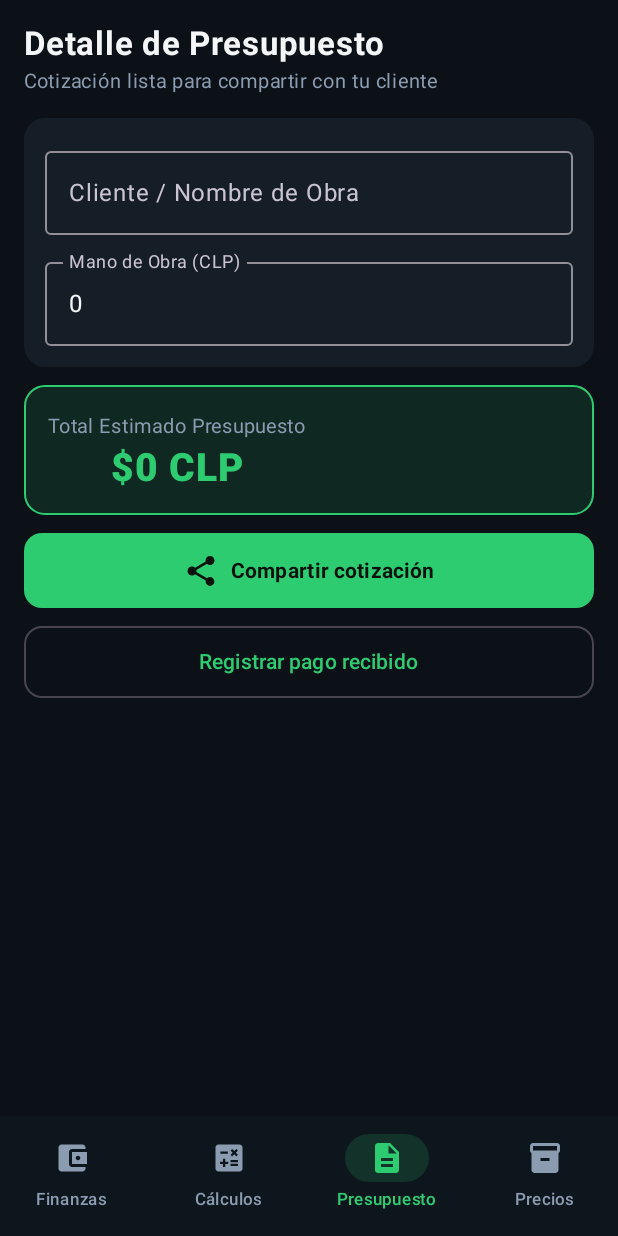
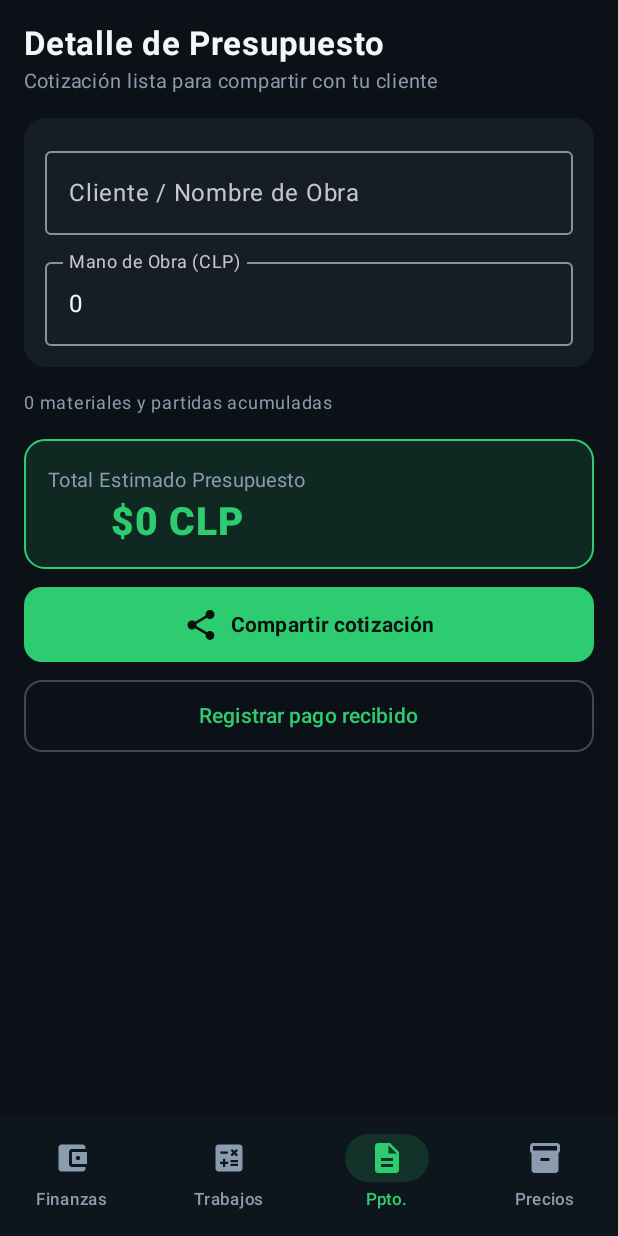
Before and after one commit to rarce-75-AI/CalculadoraPro, an Android app built with Jetpack Compose: the screen it shows after launch (MainActivity), item 3 of the bottom bar chosen, on a phone screen of 412 x 824 dp. Run offline under Robolectric (Android 15) with nearby library versions, the phone set to English and light mode, and no system bars.

Commit message:
Integrar trabajos flexibles, catálogo ampliable y presupuesto acumulativo persistente

```diff
--- a/app/src/main/java/cl/rarce/calculadorapro/MainActivity.kt
+++ b/app/src/main/java/cl/rarce/calculadorapro/MainActivity.kt
@@ -105,7 +105,18 @@ fun CalculadoraProApp() {
             }
         }
     } }
-    val itemsPresupuesto = remember { mutableStateListOf<MaterialItem>() }
+    val itemsPresupuesto = remember {
+        mutableStateListOf<MaterialItem>().also { lista ->
+            runCatching {
+                val data = JSONArray(prefs.getString("presupuesto_items", "[]"))
+                for (i in 0 until data.length()) {
+                    val x = data.getJSONObject(i)
+                    lista.add(MaterialItem(x.getString("nombre"), x.getString("cantidad"),
+                        x.getInt("precio"), x.getInt("total")))
+                }
+            }
+        }
+    }
     var nombreCliente by remember { mutableStateOf(prefs.getString("cliente", "") ?: "") }
     var manoDeObra by remember { mutableStateOf(prefs.getString("manoDeObra", "0") ?: "0") }
 
@@ -125,11 +136,60 @@ fun CalculadoraProApp() {
         ).apply {
             runCatching {
                 val saved = JSONObject(prefs.getString("precios", "{}"))
-                keys.toList().forEach { key ->
-                    if (saved.has(key)) this[key] = saved.getInt(key)
+                saved.keys().forEach { key ->
+                    this[key] = saved.optInt(key, 0)
                 }
             }
         }
+    }
+
+    val categoriasPrecios = remember {
+        mutableStateMapOf<String, String>().apply {
+            val saved = runCatching { JSONObject(prefs.getString("categorias_precios", "{}")) }.getOrDefault(JSONObject())
+            preciosBase.keys.forEach { key ->
+                this[key] = saved.optString(key, when {
+                    key.contains("Cerámica", true) || key.contains("Bekrón", true) ||
+                        key.contains("Fragüe", true) -> "Cerámicas y pisos"
+                    key.contains("Cemento", true) || key.contains("Ladrillo", true) -> "Hormigón y áridos"
+                    key.contains("Volcanita", true) || key.contains("Metalcon", true) -> "Tabiquería"
+                    key.contains("Zinc", true) || key.contains("Costanera", true) -> "Techumbres"
+                    else -> "Otros"
+                })
+            }
+        }
+    }
+    val unidadesPrecios = remember {
+        mutableStateMapOf<String, String>().apply {
+            val saved = runCatching { JSONObject(prefs.getString("unidades_precios", "{}")) }.getOrDefault(JSONObject())
+            preciosBase.keys.forEach { key ->
+                this[key] = saved.optString(key, when {
+                    key.contains("m²") -> "m²"
+                    key.contains("saco", true) -> "saco"
+                    key.contains("bolsa", true) -> "bolsa"
+                    key.contains("tira", true) -> "tira"
+                    else -> "unidad"
+                })
+            }
+        }
+    }
+    // Presupuesto local persistente: una partida nueva nunca reemplaza las anteriores.
+    LaunchedEffect(preciosBase.toMap(), categoriasPrecios.toMap(), unidadesPrecios.toMap()) {
+        val categoriasJson = JSONObject()
+        categoriasPrecios.forEach { (key, value) -> categoriasJson.put(key, value) }
+        val unidadesJson = JSONObject()
+        unidadesPrecios.forEach { (key, value) -> unidadesJson.put(key, value) }
+        prefs.edit().putString("categorias_precios", categoriasJson.toString())
+            .putString("unidades_precios", unidadesJson.toString()).apply()
+    }
+    LaunchedEffect(itemsPresupuesto.toList()) {
+        val data = JSONArray()
+        itemsPresupuesto.forEach { item ->
+            data.put(JSONObject().apply {
+                put("nombre", item.nombre); put("cantidad", item.cantidad)
+                put("precio", item.precioUnitario); put("total", item.total)
+            })
+        }
+        prefs.edit().putString("presupuesto_items", data.toString()).apply()
     }
 
     LaunchedEffect(movimientos.toList()) {
@@ -158,8 +218,8 @@ fun CalculadoraProApp() {
             ) {
                 val navItems = listOf(
                     Triple("Finanzas", Icons.Default.AccountBalanceWallet, 0),
-                    Triple("Cálculos", Icons.Default.Calculate, 1),
-                    Triple("Presupuesto", Icons.Default.Description, 2),
+                    Triple("Trabajos", Icons.Default.Calculate, 1),
+                    Triple("Ppto.", Icons.Default.Description, 2),
                     Triple("Precios", Icons.Default.Inventory, 3)
                 )
                 navItems.forEach { (label, icon, index) ->
@@ -183,13 +243,15 @@ fun CalculadoraProApp() {
         Box(modifier = Modifier.padding(innerPadding)) {
             when (selectedTab) {
                 0 -> FinanzasObraScreen(movimientos)
-                1 -> CalculadorasScreen(
-                    preciosBase = preciosBase,
-                    onAgregarAlPresupuesto = { nuevosItems ->
-                        itemsPresupuesto.clear()
+                1 -> ConfiguradorObraScreen(
+                    precios = preciosBase,
+                    categorias = categoriasPrecios,
+                    unidades = unidadesPrecios,
+                    onAgregar = { nuevosItems ->
                         itemsPresupuesto.addAll(nuevosItems)
                         selectedTab = 2
-                    }
+                    },
+                    onCatalogo = { selectedTab = 3 }
                 )
                 2 -> PresupuestoScreen(
                     cliente = nombreCliente,
@@ -197,6 +259,8 @@ fun CalculadoraProApp() {
                     items = itemsPresupuesto,
                     manoDeObra = manoDeObra,
                     onManoDeObraChange = { manoDeObra = it },
+                    onQuitarItem = { index -> if (index in itemsPresupuesto.indices) itemsPresupuesto.removeAt(index) },
+                    onVaciarItems = { itemsPresupuesto.clear() },
                     onGuardarEnFinanzas = { totalFinal ->
                         movimientos.add(
                             0,
@@ -211,7 +275,7 @@ fun CalculadoraProApp() {
                         selectedTab = 0
                     }
                 )
-                3 -> PreciosBaseScreen(preciosBase)
+                3 -> CatalogoObraScreen(preciosBase, categoriasPrecios, unidadesPrecios)
             }
         }
     }
@@ -587,6 +651,8 @@ fun PresupuestoScreen(
     items: List<MaterialItem>,
     manoDeObra: String,
     onManoDeObraChange: (String) -> Unit,
+    onQuitarItem: (Int) -> Unit,
+    onVaciarItems: () -> Unit,
     onGuardarEnFinanzas: (Int) -> Unit
 ) {
     val context = LocalContext.current
@@ -630,19 +696,28 @@ fun PresupuestoScreen(
             }
         }
 
-        items(items) { item ->
+        item {
+            Text(items.size.toString() + " materiales y partidas acumuladas",
+                fontSize = 12.sp, color = TextMuted)
+            if (items.isNotEmpty()) {
+                TextButton(onClick = onVaciarItems) { Text("Vaciar presupuesto", color = AccentRed) }
+            }
+        }
+        items(items.size) { index ->
+            val item = items[index]
             Row(
-                modifier = Modifier
-                    .fillMaxWidth()
-                    .background(BgCard, RoundedCornerShape(10.dp))
-                    .padding(12.dp),
-                horizontalArrangement = Arrangement.SpaceBetween
+                modifier = Modifier.fillMaxWidth()
+                    .background(BgCard, RoundedCornerShape(10.dp)).padding(10.dp),
+                horizontalArrangement = Arrangement.spacedBy(8.dp),
+                verticalAlignment = Alignment.CenterVertically
             ) {
-                Column {
-                    Text(item.nombre, fontWeight = FontWeight.SemiBold, color = TextMain, fontSize = 14.sp)
+                Column(Modifier.weight(1f)) {
+                    Text(item.nombre, fontWeight = FontWeight.SemiBold,
+                        color = TextMain, fontSize = 13.sp)
                     Text(item.cantidad, fontSize = 12.sp, color = TextMuted)
                 }
-                Text(formatoCLP(item.total), fontWeight = FontWeight.Bold, color = TextMain)
+                Text(formatoCLP(item.total), fontWeight = FontWeight.Bold, color = TextMain, fontSize = 12.sp)
+                TextButton(onClick = { onQuitarItem(index) }) { Text("Quitar", color = AccentRed, fontSize = 11.sp) }
             }
         }
 
```
